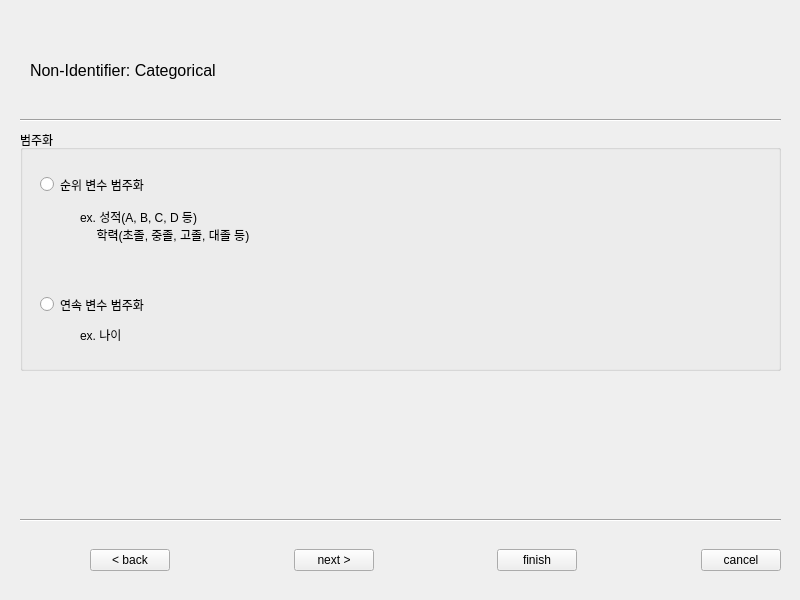
Before: the Qt Designer form UI/CategoricalData.ui in zel0rd/Non-Identifying, drawn with Qt 5.
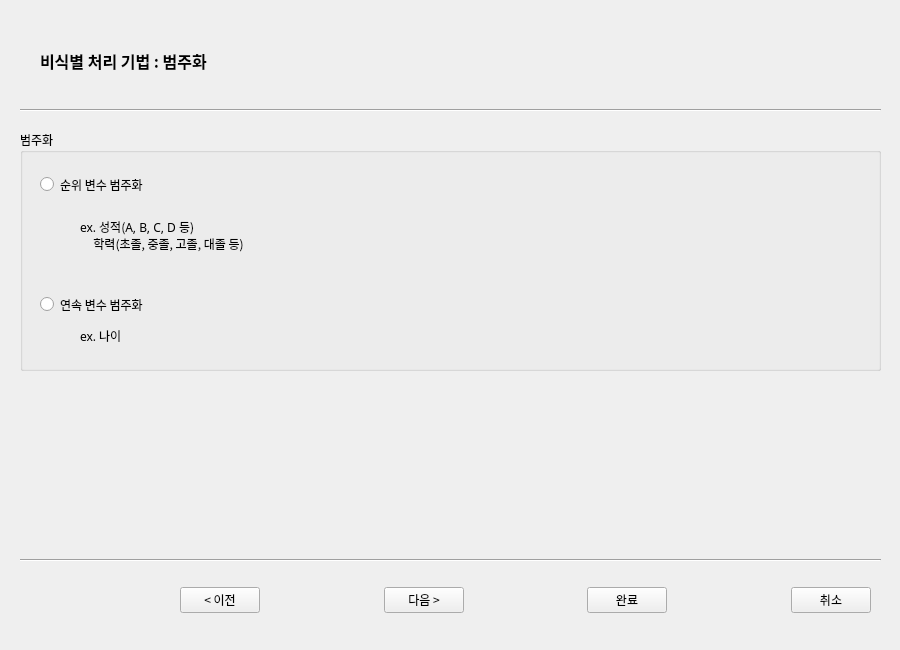
After: the same form once the commit is applied.

```diff
--- a/UI/CategoricalData.ui
+++ b/UI/CategoricalData.ui
@@ -6,8 +6,8 @@
    <rect>
     <x>0</x>
     <y>0</y>
-    <width>800</width>
-    <height>600</height>
+    <width>900</width>
+    <height>650</height>
    </rect>
   </property>
   <property name="windowTitle">
@@ -19,10 +19,15 @@
      <rect>
       <x>20</x>
       <y>130</y>
-      <width>761</width>
+      <width>861</width>
       <height>241</height>
      </rect>
     </property>
+    <property name="font">
+     <font>
+      <family>맑은 고딕</family>
+     </font>
+    </property>
     <property name="title">
      <string>범주화</string>
     </property>
@@ -31,10 +36,15 @@
       <rect>
        <x>20</x>
        <y>40</y>
-       <width>211</width>
+       <width>251</width>
        <height>29</height>
       </rect>
      </property>
+     <property name="font">
+      <font>
+       <pointsize>9</pointsize>
+      </font>
+     </property>
      <property name="text">
       <string>순위 변수 범주화</string>
      </property>
@@ -48,6 +58,11 @@
        <height>29</height>
       </rect>
      </property>
+     <property name="font">
+      <font>
+       <pointsize>9</pointsize>
+      </font>
+     </property>
      <property name="text">
       <string>연속 변수 범주화</string>
      </property>
@@ -56,7 +71,7 @@
      <property name="geometry">
       <rect>
        <x>60</x>
-       <y>60</y>
+       <y>70</y>
        <width>391</width>
        <height>71</height>
       </rect>
@@ -70,7 +85,7 @@
      <property name="geometry">
       <rect>
        <x>60</x>
-       <y>189</y>
+       <y>190</y>
        <width>121</width>
        <height>31</height>
       </rect>
@@ -84,8 +99,8 @@
     <property name="geometry">
      <rect>
       <x>20</x>
-      <y>510</y>
-      <width>761</width>
+      <y>550</y>
+      <width>861</width>
       <height>20</height>
      </rect>
     </property>
@@ -96,8 +111,8 @@
    <widget class="QWidget" name="horizontalLayoutWidget_2">
     <property name="geometry">
      <rect>
-      <x>90</x>
-      <y>530</y>
+      <x>180</x>
+      <y>570</y>
       <width>691</width>
       <height>61</height>
      </rect>
@@ -105,8 +120,14 @@
     <layout class="QHBoxLayout" name="horizontalLayout_2">
      <item>
       <widget class="QPushButton" name="backButton">
+       <property name="font">
+        <font>
+         <family>맑은 고딕</family>
+         <pointsize>9</pointsize>
+        </font>
+       </property>
        <property name="text">
-        <string>&lt; back</string>
+        <string>&lt; 이전</string>
        </property>
       </widget>
      </item>
@@ -125,8 +146,14 @@
      </item>
      <item>
       <widget class="QPushButton" name="nextButton">
+       <property name="font">
+        <font>
+         <family>맑은 고딕</family>
+         <pointsize>9</pointsize>
+        </font>
+       </property>
        <property name="text">
-        <string>next &gt;</string>
+        <string>다음 &gt;</string>
        </property>
       </widget>
      </item>
@@ -145,8 +172,14 @@
      </item>
      <item>
       <widget class="QPushButton" name="finishButton">
+       <property name="font">
+        <font>
+         <family>맑은 고딕</family>
+         <pointsize>9</pointsize>
+        </font>
+       </property>
        <property name="text">
-        <string>finish</string>
+        <string>완료</string>
        </property>
       </widget>
      </item>
@@ -165,8 +198,14 @@
      </item>
      <item>
       <widget class="QPushButton" name="cancelButton">
+       <property name="font">
+        <font>
+         <family>맑은 고딕</family>
+         <pointsize>9</pointsize>
+        </font>
+       </property>
        <property name="text">
-        <string>cancel</string>
+        <string>취소</string>
        </property>
       </widget>
      </item>
@@ -176,8 +215,8 @@
     <property name="geometry">
      <rect>
       <x>20</x>
-      <y>110</y>
-      <width>761</width>
+      <y>100</y>
+      <width>861</width>
       <height>20</height>
      </rect>
     </property>
@@ -188,19 +227,22 @@
    <widget class="QLabel" name="label">
     <property name="geometry">
      <rect>
-      <x>30</x>
-      <y>40</y>
+      <x>40</x>
+      <y>30</y>
       <width>551</width>
       <height>61</height>
      </rect>
     </property>
     <property name="font">
      <font>
+      <family>맑은 고딕</family>
       <pointsize>12</pointsize>
+      <weight>75</weight>
+      <bold>true</bold>
      </font>
     </property>
     <property name="text">
-     <string>Non-Identifier: Categorical</string>
+     <string>비식별 처리 기법 : 범주화</string>
     </property>
    </widget>
   </widget>
```
Left out of the diff: 2 changed lines with no effect on the pictures.
